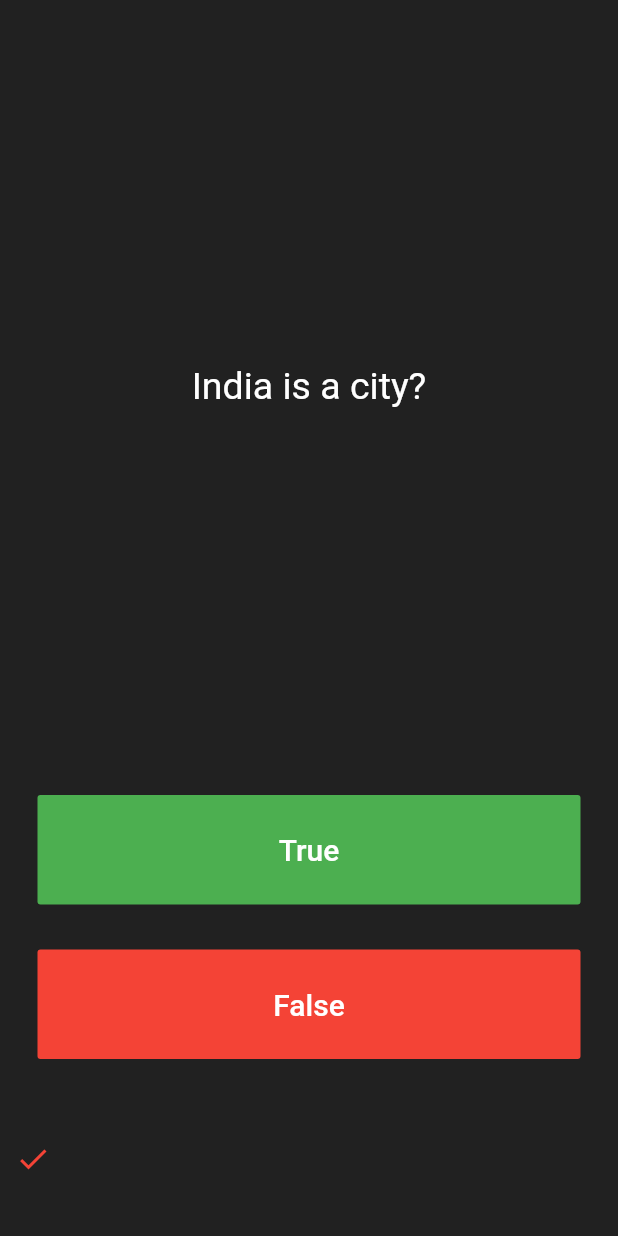
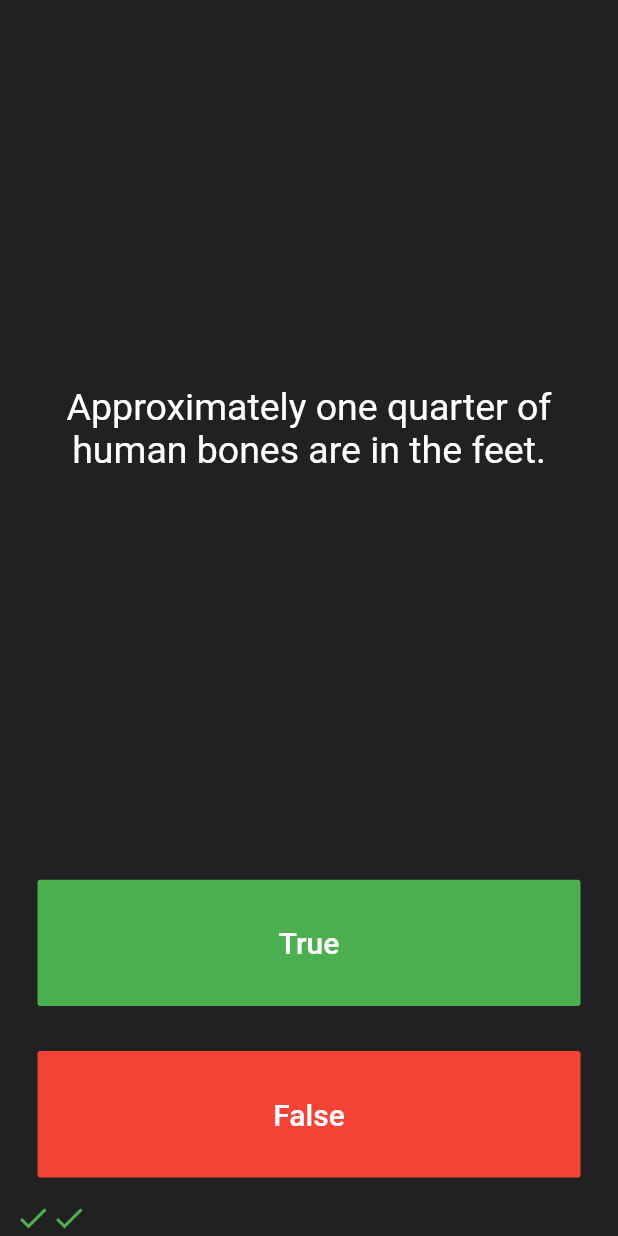
Before and after one commit to prakashsrv/flutter_app1, a Flutter app: the screen it shows after launch, after a tap on "True", after a tap on "False", on a phone screen of 412 x 824 dp. Run offline on Flutter 3.47's test engine with Material 2 defaults, Android fonts, the phone set to English and light mode, and no system bars; our stand-ins replace rflutter_alert.

Commit message:
appbrewery code

```diff
--- a/lib/main.dart
+++ b/lib/main.dart
@@ -1,6 +1,9 @@
-import 'dart:math';
+import 'package:flutter/material.dart';
+//TODO: Step 2 - Import the rFlutter_Alert package here.
+import 'package:rflutter_alert/rflutter_alert.dart';
+import 'quiz_brain.dart';
 
-import 'package:flutter/material.dart';
+QuizBrain quizBrain = QuizBrain();
 
 void main() => runApp(Quizzler());
 
@@ -27,17 +30,51 @@ class QuizPage extends StatefulWidget {
 }
 
 class _QuizPageState extends State<QuizPage> {
-  List<Icon> scoreKeeper = [
-  ];
+  List<Icon> scoreKeeper = [];
 
-  List<String> questions = [
-    "India is a country?",
-    "India is a state?",
-    "India is a city?",
-    "India is a place?"
-  ];
-  static var _random = new Random();
-  static var questionNumber = _random.nextInt(2) + 1;
+  void checkAnswer(bool userPickedAnswer) {
+    bool correctAnswer = quizBrain.getCorrectAnswer() as bool;
+
+    setState(() {
+      //TODO: Step 4 - Use IF/ELSE to check if we've reached the end of the quiz. If so,
+      //On the next line, you can also use if (quizBrain.isFinished()) {}, it does the same thing.
+      if (quizBrain.isFinished() == true) {
+        //TODO Step 4 Part A - show an alert using rFlutter_alert,
+
+        //This is the code for the basic alert from the docs for rFlutter Alert:
+        //Alert(context: context, title: "RFLUTTER", desc: "Flutter is awesome.").show();
+
+        //Modified for our purposes:
+        Alert(
+          context: context,
+          title: 'Finished!',
+          desc: 'You\'ve reached the end of the quiz.',
+        ).show();
+
+        //TODO Step 4 Part C - reset the questionNumber,
+        quizBrain.reset();
+
+        //TODO Step 4 Part D - empty out the scoreKeeper.
+        scoreKeeper = [];
+      }
+
+      //TODO: Step 6 - If we've not reached the end, ELSE do the answer checking steps below 👇
+      else {
+        if (userPickedAnswer == correctAnswer) {
+          scoreKeeper.add(Icon(
+            Icons.check,
+            color: Colors.green,
+          ));
+        } else {
+          scoreKeeper.add(Icon(
+            Icons.close,
+            color: Colors.red,
+          ));
+        }
+        quizBrain.nextQuestion();
+      }
+    });
+  }
 
   @override
   Widget build(BuildContext context) {
@@ -51,7 +88,7 @@ class _QuizPageState extends State<QuizPage> {
             padding: EdgeInsets.all(10.0),
             child: Center(
               child: Text(
-                questions.elementAt(questionNumber),
+                quizBrain.getQuestionText() as String,
                 textAlign: TextAlign.center,
                 style: TextStyle(
                   fontSize: 25.0,
@@ -75,44 +112,8 @@ class _QuizPageState extends State<QuizPage> {
                 ),
               ),
               onPressed: () {
-                setState(() {});
-                if (questionNumber == 1) {
-                  scoreKeeper.add(
-                    Icon(
-                      Icons.check_outlined,
-                      color: Colors.red,
-                    ),
-                  );
-                  questionNumber = _random.nextInt(2) + 1;
-                  setState(() {
-
-                  });
-                } else if (questionNumber == 2) {
-                  scoreKeeper.add(
-                    Icon(
-                      Icons.close,
-                      color: Colors.green,
-                    ),
-                  );
-                  questionNumber = _random.nextInt(2) + 1;
-                }else if(questionNumber == 3){
-                  scoreKeeper.add(
-                    Icon(
-                      Icons.close,
-                      color: Colors.green,
-                    ),
-                  );
-                  questionNumber = _random.nextInt(2) + 1;
-                } else {
-                  scoreKeeper.add(
-                    Icon(
-                      Icons.check_outlined,
-                      color: Colors.red,
-                    ),
-                  );
-                  questionNumber = _random.nextInt(2) + 1;
-                }
                 //The user picked true.
+                checkAnswer(true);
               },
             ),
           ),
@@ -131,11 +132,14 @@ class _QuizPageState extends State<QuizPage> {
               ),
               onPressed: () {
                 //The user picked false.
+                checkAnswer(false);
               },
             ),
           ),
         ),
-        Expanded(child: Row(children: scoreKeeper))
+        Row(
+          children: scoreKeeper,
+        )
       ],
     );
   }
--- /dev/null
+++ b/lib/questions.dart
@@ -0,0 +1,9 @@
+class Question {
+  String? questionText;
+  bool? questionAnswer;
+
+  Question(String q, bool a) {
+    questionText = q;
+    questionAnswer = a;
+  }
+}
--- /dev/null
+++ b/lib/quiz_brain.dart
@@ -0,0 +1,66 @@
+import 'questions.dart';
+
+class QuizBrain {
+  int _questionNumber = 0;
+
+  List<Question> _questionBank = [
+    Question('Some cats are actually allergic to humans', true),
+    Question('You can lead a cow down stairs but not up stairs.', false),
+    Question('Approximately one quarter of human bones are in the feet.', true),
+    Question('A slug\'s blood is green.', true),
+    Question('Buzz Aldrin\'s mother\'s maiden name was \"Moon\".', true),
+    Question('It is illegal to pee in the Ocean in Portugal.', true),
+    Question(
+        'No piece of square dry paper can be folded in half more than 7 times.',
+        false),
+    Question(
+        'In London, UK, if you happen to die in the House of Parliament, you are technically entitled to a state funeral, because the building is considered too sacred a place.',
+        true),
+    Question(
+        'The loudest sound produced by any animal is 188 decibels. That animal is the African Elephant.',
+        false),
+    Question(
+        'The total surface area of two human lungs is approximately 70 square metres.',
+        true),
+    Question('Google was originally called \"Backrub\".', true),
+    Question(
+        'Chocolate affects a dog\'s heart and nervous system; a few ounces are enough to kill a small dog.',
+        true),
+    Question(
+        'In West Virginia, USA, if you accidentally hit an animal with your car, you are free to take it home to eat.',
+        true),
+  ];
+
+  void nextQuestion() {
+    if (_questionNumber < _questionBank.length - 1) {
+      _questionNumber++;
+    }
+  }
+
+  String? getQuestionText() {
+    return _questionBank[_questionNumber].questionText;
+  }
+
+  bool? getCorrectAnswer() {
+    return _questionBank[_questionNumber].questionAnswer;
+  }
+
+  //TODO: Step 3 Part A - Create a method called isFinished() here that checks to see if we have reached the last question. It should return (have an output) true if we've reached the last question and it should return false if we're not there yet.
+
+  bool isFinished() {
+    if (_questionNumber >= _questionBank.length - 1) {
+      //TODO: Step 3 Part B - Use a print statement to check that isFinished is returning true when you are indeed at the end of the quiz and when a restart should happen.
+
+      print('Now returning true');
+      return true;
+
+    } else {
+      return false;
+    }
+  }
+
+  //TODO: Step 4 part B - Create a reset() method here that sets the questionNumber back to 0.
+  void reset() {
+    _questionNumber = 0;
+  }
+}
--- a/pubspec.yaml
+++ b/pubspec.yaml
@@ -14,6 +14,7 @@ dependencies:
 
 
   cupertino_icons: ^1.0.2
+  rflutter_alert: ^2.0.2
 
 dev_dependencies:
   flutter_test:
```
Also changed, not shown: pubspec.lock.
